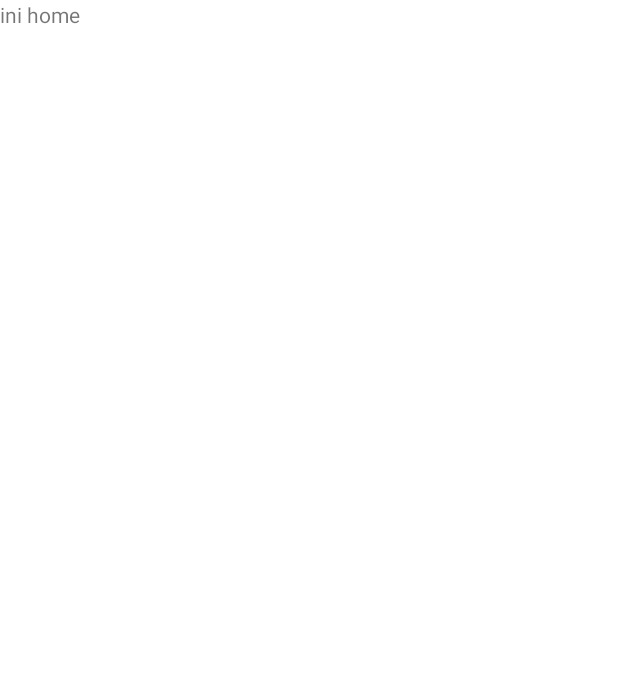
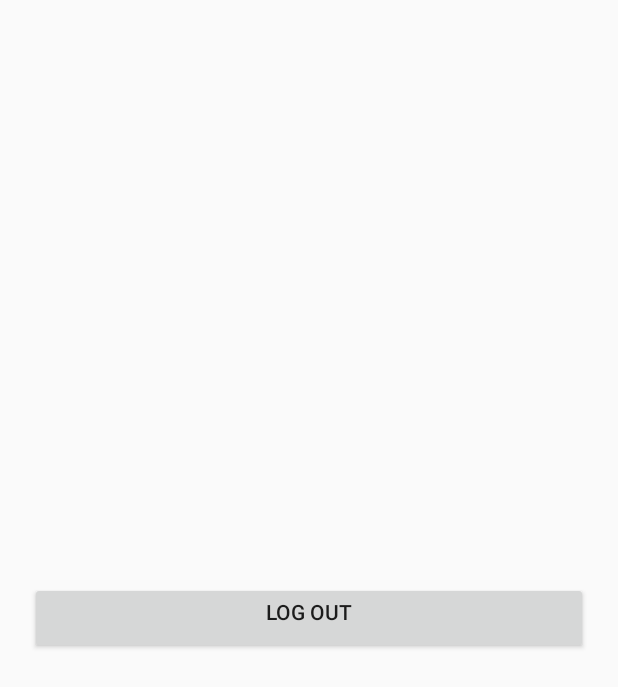
Before and after one commit to JonathanRainee/BeeKeeb, an Android app: the HomepageActivity screen opened directly, with no data from a screen before it, on a phone screen of 412 x 824 dp. Before the commit the part shown is almost empty. Shown: the top 687 px of the screen. Run offline under Robolectric (Android 15) with nearby library versions, the phone set to English and light mode, and no system bars; our stand-ins replace Firebase (no records; nobody signed in at launch, a user with empty details on screens opened directly); 3 statements that could not run were skipped.

Commit message:
upload user to db n post layout

```diff
--- a/BeeKeeb/app/src/main/AndroidManifest.xml
+++ b/BeeKeeb/app/src/main/AndroidManifest.xml
@@ -9,6 +9,9 @@
         android:roundIcon="@mipmap/ic_launcher_round"
         android:supportsRtl="true"
         android:theme="@style/Theme.BeeKeeb">
+        <activity
+            android:name=".CreatepostActivity"
+            android:exported="false" />
         <activity
             android:name=".HomepageActivity"
             android:exported="false" />
@@ -24,7 +27,7 @@
         <activity
             android:name=".MainActivity"
             android:exported="true"
-            android:theme="@style/Theme.Login">
+            android:theme="@style/Theme.BeeKeeb">
             <intent-filter>
                 <action android:name="android.intent.action.MAIN" />
 
--- a/BeeKeeb/app/src/main/java/com/example/beekeeb/HomepageActivity.kt
+++ b/BeeKeeb/app/src/main/java/com/example/beekeeb/HomepageActivity.kt
@@ -1,11 +1,58 @@
 package com.example.beekeeb
 
+import android.content.Intent
 import androidx.appcompat.app.AppCompatActivity
 import android.os.Bundle
+import android.util.Log
+import com.example.beekeeb.databinding.ActivityHomepageBinding
+import com.example.beekeeb.databinding.HomeLayoutBinding
+import com.example.beekeeb.model.User
+import com.google.firebase.auth.FirebaseAuth
+import com.google.firebase.firestore.FirebaseFirestore
+import java.io.Serializable
 
 class HomepageActivity : AppCompatActivity() {
+
+    private lateinit var binding: ActivityHomepageBinding
+    private lateinit var db: FirebaseFirestore
+    private lateinit var firebaseAuth: FirebaseAuth
+    private lateinit var intnt: Intent
+    private lateinit var userData: User
+    private lateinit var name: String
+    private lateinit var email: String
+    private lateinit var phoneNumber: String
+    private lateinit var birthdate: String
+    private lateinit var UserID: String
+
+    fun addUserToDB(hashMap: HashMap<String, String>, userID: String){
+        db.collection("user").document(userID).set(hashMap)
+    }
+
     override fun onCreate(savedInstanceState: Bundle?) {
         super.onCreate(savedInstanceState)
-        setContentView(R.layout.activity_homepage)
+        binding = ActivityHomepageBinding.inflate(layoutInflater)
+        setContentView(binding.root)
+        db = FirebaseFirestore.getInstance()
+        firebaseAuth = FirebaseAuth.getInstance()
+        intnt = getIntent()
+        userData = intnt.getSerializableExtra("data") as User
+        UserID = firebaseAuth.currentUser?.uid.toString()
+
+        if(userData == null){
+            Log.d("debug", "gad data")
+        }else if(userData != null){
+            name = userData.username
+            email = userData.email
+            phoneNumber = userData.phoneNumber
+            birthdate = userData.birthDate
+
+            val user = hashMapOf(
+                "name" to name,
+                "email" to email,
+                "phoneNumber" to phoneNumber,
+                "birthdate" to birthdate
+            )
+            addUserToDB(user, UserID)
+        }
     }
 }
--- /dev/null
+++ b/BeeKeeb/app/src/main/java/com/example/beekeeb/model/User.kt
@@ -0,0 +1,6 @@
+package com.example.beekeeb.model
+
+import java.io.Serializable
+
+
+class User ( val username: String, val email: String, val phoneNumber: String, val birthDate: String ): Serializable {}
--- a/BeeKeeb/app/src/main/res/layout/activity_homepage.xml
+++ b/BeeKeeb/app/src/main/res/layout/activity_homepage.xml
@@ -6,9 +6,12 @@
     android:layout_height="match_parent"
     tools:context=".HomepageActivity">
 
-    <TextView
+    <Button
         android:layout_width="match_parent"
-        android:layout_height="match_parent"
-        android:text="ini home"/>
+        android:layout_height="wrap_content"
+        android:text="Log Out"
+        android:layout_margin="20dp"
+        android:gravity="center_horizontal"
+        android:layout_centerInParent="true"/>
 
 </RelativeLayout>
--- a/BeeKeeb/app/src/main/res/layout/activity_register.xml
+++ b/BeeKeeb/app/src/main/res/layout/activity_register.xml
@@ -179,7 +179,8 @@
         android:layout_marginTop="80dp"
         android:layout_marginEnd="20dp"
         android:background="@drawable/login_btn"
-        android:text="Sign In"
+        android:text="Sign Up and Sign In"
+        android:textAllCaps="false"
         android:textColor="@color/white"
         android:textSize="15sp" />
 
--- a/BeeKeeb/app/src/main/res/values-night/themes.xml
+++ b/BeeKeeb/app/src/main/res/values-night/themes.xml
@@ -1,6 +1,6 @@
 <resources xmlns:tools="http://schemas.android.com/tools">
     <!-- Base application theme. -->
-    <style name="Theme.BeeKeeb" parent="Theme.MaterialComponents.DayNight.NoActionBar">
+    <style name="Theme.BeeKeeb" parent="Theme.MaterialComponents.DayNight.NoActionBar.Bridge">
         <!-- Primary brand color. -->
         <item name="colorPrimary">@color/purple_200</item>
         <item name="colorPrimaryVariant">@color/black</item>
@@ -14,12 +14,12 @@
         <!-- Customize your theme here. -->
     </style>
 
-    <style name="Theme.Login" parent="Theme.MaterialComponents.DayNight.NoActionBar">
-        <!-- Primary brand color. -->
-        <item name="colorPrimary">@color/primary_grey</item>
-        <!-- Secondary brand color. -->
-        <item name="colorSecondary">@color/secondary_grey</item>
-        <!-- Status bar color. -->
-        <item name="colorAccent">@color/accent_grey</item>
-    </style>
+<!--    <style name="Theme.Login" parent="Theme.MaterialComponents.DayNight.NoActionBar">-->
+<!--        &lt;!&ndash; Primary brand color. &ndash;&gt;-->
+<!--        <item name="colorPrimary">@color/primary_grey</item>-->
+<!--        &lt;!&ndash; Secondary brand color. &ndash;&gt;-->
+<!--        <item name="colorSecondary">@color/secondary_grey</item>-->
+<!--        &lt;!&ndash; Status bar color. &ndash;&gt;-->
+<!--        <item name="colorAccent">@color/accent_grey</item>-->
+<!--    </style>-->
 </resources>
--- a/BeeKeeb/app/src/main/res/values/themes.xml
+++ b/BeeKeeb/app/src/main/res/values/themes.xml
@@ -1,6 +1,6 @@
 <resources xmlns:tools="http://schemas.android.com/tools">
     <!-- Base application theme. -->
-    <style name="Theme.BeeKeeb" parent="Theme.MaterialComponents.DayNight.NoActionBar">
+    <style name="Theme.BeeKeeb" parent="Theme.MaterialComponents.DayNight.NoActionBar.Bridge">
         <!-- Primary brand color. -->
         <item name="colorPrimary">@color/purple_500</item>
         <item name="colorPrimaryVariant">@color/black</item>
@@ -14,12 +14,12 @@
         <!-- Customize your theme here. -->
     </style>
 
-    <style name="Theme.Login" parent="Theme.MaterialComponents.DayNight.NoActionBar">
-        <!-- Primary brand color. -->
-        <item name="colorPrimary">@color/primary_grey</item>
-        <!-- Secondary brand color. -->
-        <item name="colorSecondary">@color/secondary_grey</item>
-        <!-- Status bar color. -->
-        <item name="colorAccent">@color/accent_grey</item>
-    </style>
+<!--    <style name="Theme.Login" parent="Theme.MaterialComponents.DayNight.NoActionBar">-->
+<!--        &lt;!&ndash; Primary brand color. &ndash;&gt;-->
+<!--        <item name="colorPrimary">@color/primary_grey</item>-->
+<!--        &lt;!&ndash; Secondary brand color. &ndash;&gt;-->
+<!--        <item name="colorSecondary">@color/secondary_grey</item>-->
+<!--        &lt;!&ndash; Status bar color. &ndash;&gt;-->
+<!--        <item name="colorAccent">@color/accent_grey</item>-->
+<!--    </style>-->
 </resources>
```
Also changed, not shown: BeeKeeb/app/src/main/java/com/example/beekeeb/CreatepostActivity.kt (added, +32 -0 lines), BeeKeeb/app/src/main/java/com/example/beekeeb/RegisterActivity.kt (+13 -3 lines), BeeKeeb/app/src/main/res/layout/activity_createpost.xml (added, +150 -0 lines), BeeKeeb/app/src/main/res/values/strings.xml (+8 -0 lines).
